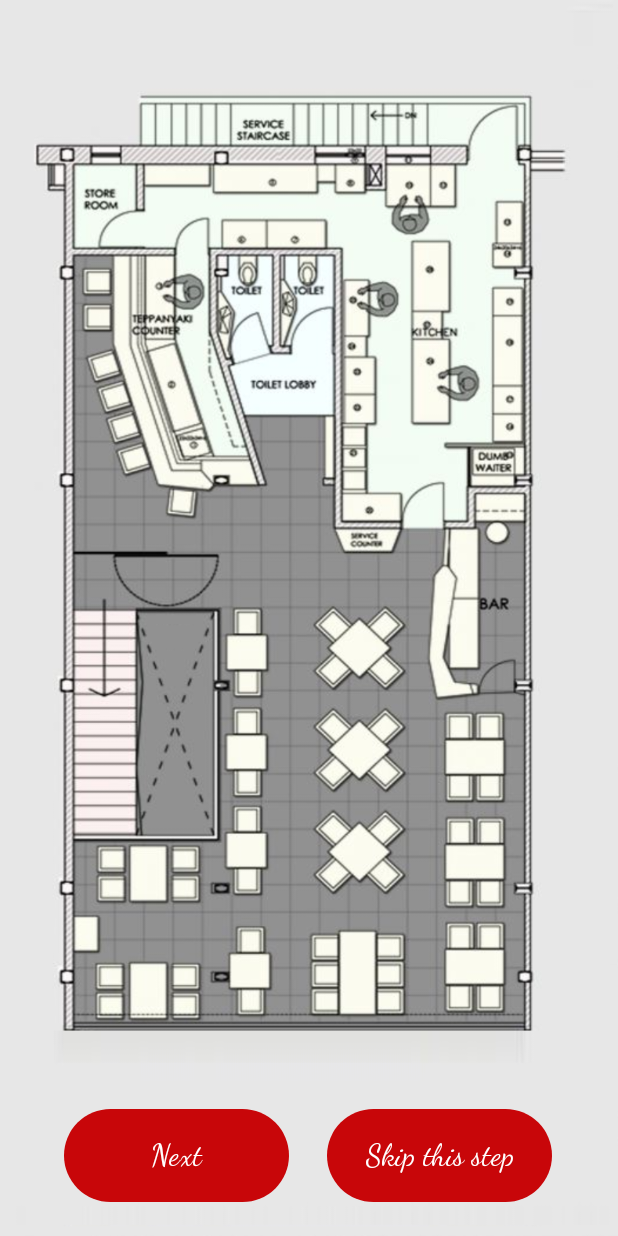
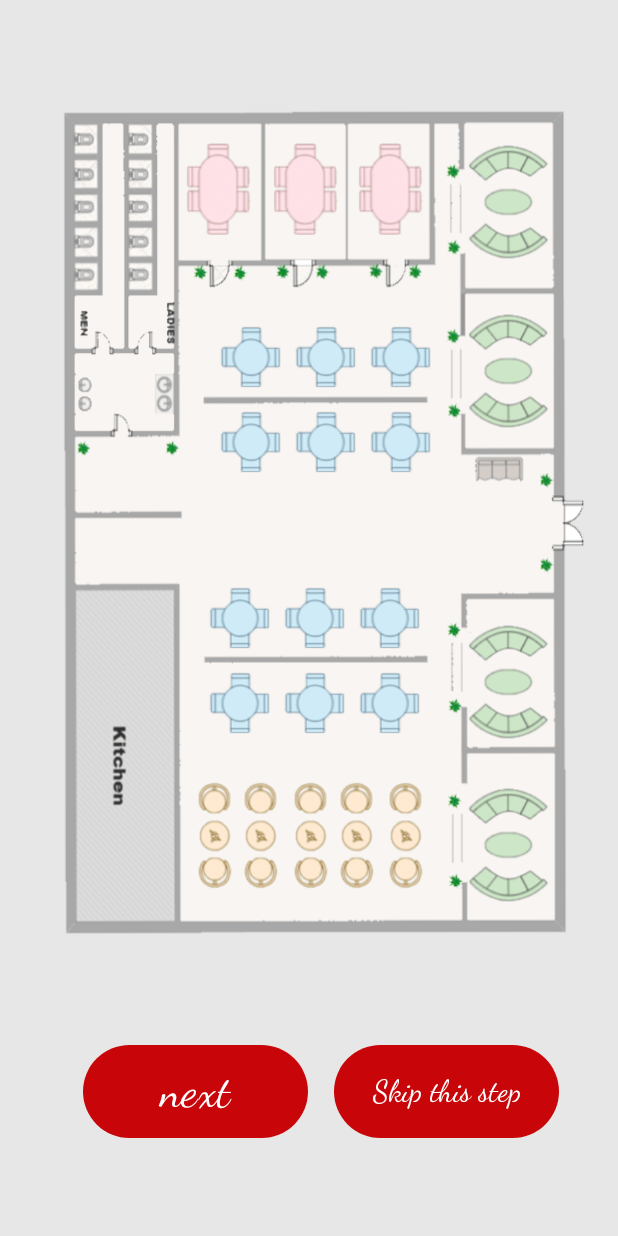
Before and after one commit to neta-r/PickMySeat, an Android app: the layout fragment_pick_seats.xml on its own in the app's theme, with its tools: preview values and no code run, on a phone screen of 412 x 824 dp. Run offline under Robolectric (Android 15) with nearby library versions, the phone set to English and light mode, and no system bars.

Commit message:
changed restaurant sketch and added image buttons

```diff
--- a/PizzaApp/app/src/main/java/com/gambelingapp/ReservationObject.java
+++ b/PizzaApp/app/src/main/java/com/gambelingapp/ReservationObject.java
@@ -3,13 +3,10 @@ package com.gambelingapp;
 import android.content.Context;
 import android.os.Parcel;
 import android.os.Parcelable;
-import android.util.Log;
 import android.view.View;
 import android.widget.Toast;
 
 import androidx.annotation.NonNull;
-
-import com.gambelingapp.Reservation.MainActivity;
 
 public class ReservationObject implements Parcelable {
     String dinerName = "";
--- a/PizzaApp/app/src/main/java/com/gambelingapp/restaurantPlace.java
+++ b/PizzaApp/app/src/main/java/com/gambelingapp/restaurantPlace.java
@@ -1,17 +1,17 @@
 package com.gambelingapp;
 
 import android.view.View;
-import android.widget.ImageButton;
+import android.widget.RadioButton;
 
 public class restaurantPlace{
     int numberOfPlaces=0;
-    public ImageButton btn;
+    public RadioButton btn;
 
     public restaurantPlace (int numberOfPlaces){
         this.numberOfPlaces = numberOfPlaces;
     }
     public void setBtn(View view){
-        this.btn=((ImageButton) view);
+        this.btn=((RadioButton) view);
     }
 
 }
--- /dev/null
+++ b/PizzaApp/app/src/main/res/drawable/four_across_selector.xml
@@ -0,0 +1,6 @@
+<?xml version="1.0" encoding="utf-8"?>
+<selector xmlns:android="http://schemas.android.com/apk/res/android">
+    <item android:drawable="@drawable/four_across_selected" android:state_selected="true"></item>
+    <item android:drawable="@drawable/four_across_selected" android:state_pressed="true"></item>
+    <item android:drawable="@drawable/four_across_regular"  android:state_selected="false"></item>
+</selector>
--- a/PizzaApp/app/src/main/res/layout/fragment_pick_seats.xml
+++ b/PizzaApp/app/src/main/res/layout/fragment_pick_seats.xml
@@ -6,8 +6,9 @@
     android:layout_height="match_parent"
     android:background="@drawable/sketch">
 
+
     <Button
-        android:id="@+id/Skip"
+        android:id="@+id/skip"
         android:layout_width="150dp"
         android:layout_height="70dp"
         android:fontFamily="cursive"
@@ -16,307 +17,312 @@
         app:backgroundTint="#C80609"
         app:layout_constraintBottom_toBottomOf="parent"
         app:layout_constraintEnd_toEndOf="parent"
-        app:layout_constraintHorizontal_bias="0.831"
+        app:layout_constraintHorizontal_bias="0.85"
         app:layout_constraintStart_toStartOf="parent"
         app:layout_constraintTop_toTopOf="parent"
-        app:layout_constraintVertical_bias="0.975" />
+        app:layout_constraintVertical_bias="0.919" />
 
     <Button
-        android:id="@+id/Next"
+        android:id="@+id/next"
         android:layout_width="150dp"
         android:layout_height="70dp"
         android:fontFamily="cursive"
-        android:text="Next"
-        android:textSize="20sp"
+        android:text="next"
+        android:textSize="30sp"
         app:backgroundTint="#C80609"
         app:layout_constraintBottom_toBottomOf="parent"
         app:layout_constraintEnd_toEndOf="parent"
-        app:layout_constraintHorizontal_bias="0.164"
+        app:layout_constraintHorizontal_bias="0.21"
         app:layout_constraintStart_toStartOf="parent"
         app:layout_constraintTop_toTopOf="parent"
-        app:layout_constraintVertical_bias="0.975" />
+        app:layout_constraintVertical_bias="0.919" />
 
-    <ImageButton
-        android:id="@+id/Seat1"
-        android:layout_width="27dp"
-        android:layout_height="21dp"
-        android:alpha="0.0"
+
+    <ImageView
+        android:id="@+id/blueTable12"
+        android:layout_width="43dp"
+        android:layout_height="41dp"
         app:layout_constraintBottom_toBottomOf="parent"
         app:layout_constraintEnd_toEndOf="parent"
-        app:layout_constraintHorizontal_bias="0.132"
+        app:layout_constraintHorizontal_bias="0.646"
         app:layout_constraintStart_toStartOf="parent"
         app:layout_constraintTop_toTopOf="parent"
-        app:layout_constraintVertical_bias="0.223"
-        app:srcCompat="@drawable/img"
-        tools:ignore="MissingConstraints" />
+        app:layout_constraintVertical_bias="0.572"
+        app:srcCompat="@drawable/blue_table" />
 
-    <ImageButton
-        android:id="@+id/Seat2"
-        android:layout_width="27dp"
-        android:layout_height="21dp"
-        android:alpha="0.0"
+    <ImageView
+        android:id="@+id/blueTable7"
+        android:layout_width="43dp"
+        android:layout_height="41dp"
         app:layout_constraintBottom_toBottomOf="parent"
         app:layout_constraintEnd_toEndOf="parent"
-        app:layout_constraintHorizontal_bias="0.132"
+        app:layout_constraintHorizontal_bias="0.375"
         app:layout_constraintStart_toStartOf="parent"
         app:layout_constraintTop_toTopOf="parent"
-        app:layout_constraintVertical_bias="0.253"
-        app:srcCompat="@drawable/img"
-        tools:ignore="MissingConstraints" />
+        app:srcCompat="@drawable/blue_table" />
 
-    <ImageButton
-        android:id="@+id/Seat3"
-        android:layout_width="23dp"
-        android:layout_height="20dp"
-        android:alpha="0.0"
+    <ImageView
+        android:id="@+id/blueTable8"
+        android:layout_width="43dp"
+        android:layout_height="41dp"
         app:layout_constraintBottom_toBottomOf="parent"
         app:layout_constraintEnd_toEndOf="parent"
-        app:layout_constraintHorizontal_bias="0.141"
+        app:layout_constraintHorizontal_bias="0.51"
         app:layout_constraintStart_toStartOf="parent"
         app:layout_constraintTop_toTopOf="parent"
-        app:layout_constraintVertical_bias="0.289"
-        app:srcCompat="@drawable/img"
-        tools:ignore="MissingConstraints" />
+        app:srcCompat="@drawable/blue_table" />
 
-    <ImageButton
-        android:id="@+id/Seat4"
-        android:layout_width="17dp"
-        android:layout_height="12dp"
-        android:alpha="0.0"
+    <ImageView
+        android:id="@+id/blueTable11"
+        android:layout_width="43dp"
+        android:layout_height="41dp"
         app:layout_constraintBottom_toBottomOf="parent"
         app:layout_constraintEnd_toEndOf="parent"
-        app:layout_constraintHorizontal_bias="0.167"
+        app:layout_constraintHorizontal_bias="0.51"
         app:layout_constraintStart_toStartOf="parent"
         app:layout_constraintTop_toTopOf="parent"
-        app:layout_constraintVertical_bias="0.317"
-        app:srcCompat="@drawable/img"
-        tools:ignore="MissingConstraints" />
+        app:layout_constraintVertical_bias="0.572"
+        app:srcCompat="@drawable/blue_table" />
 
-    <ImageButton
-        android:id="@+id/Seat5"
-        android:layout_width="23dp"
-        android:layout_height="15dp"
-        android:alpha="0.0"
+    <ImageView
+        android:id="@+id/blueTable1"
+        android:layout_width="43dp"
+        android:layout_height="41dp"
         app:layout_constraintBottom_toBottomOf="parent"
         app:layout_constraintEnd_toEndOf="parent"
-        app:layout_constraintHorizontal_bias="0.167"
+        app:layout_constraintHorizontal_bias="0.394"
         app:layout_constraintStart_toStartOf="parent"
         app:layout_constraintTop_toTopOf="parent"
-        app:layout_constraintVertical_bias="0.344"
-        app:srcCompat="@drawable/img"
-        tools:ignore="MissingConstraints" />
+        app:layout_constraintVertical_bias="0.278"
+        app:srcCompat="@drawable/blue_table" />
 
-    <ImageButton
-        android:id="@+id/Seat6"
-        android:layout_width="24dp"
-        android:layout_height="20dp"
-        android:alpha="0.0"
+    <ImageView
+        android:id="@+id/blueTable5"
+        android:layout_width="43dp"
+        android:layout_height="41dp"
         app:layout_constraintBottom_toBottomOf="parent"
         app:layout_constraintEnd_toEndOf="parent"
-        app:layout_constraintHorizontal_bias="0.198"
+        app:layout_constraintHorizontal_bias="0.529"
         app:layout_constraintStart_toStartOf="parent"
         app:layout_constraintTop_toTopOf="parent"
-        app:layout_constraintVertical_bias="0.369"
-        app:srcCompat="@drawable/img"
-        tools:ignore="MissingConstraints" />
+        app:layout_constraintVertical_bias="0.35"
+        app:srcCompat="@drawable/blue_table" />
 
-    <ImageButton
-        android:id="@+id/Seat7"
-        android:layout_width="24dp"
-        android:layout_height="20dp"
-        android:alpha="0.0"
+    <ImageView
+        android:id="@+id/blueTable6"
+        android:layout_width="43dp"
+        android:layout_height="41dp"
         app:layout_constraintBottom_toBottomOf="parent"
         app:layout_constraintEnd_toEndOf="parent"
-        app:layout_constraintHorizontal_bias="0.279"
+        app:layout_constraintHorizontal_bias="0.665"
         app:layout_constraintStart_toStartOf="parent"
         app:layout_constraintTop_toTopOf="parent"
-        app:layout_constraintVertical_bias="0.407"
-        app:srcCompat="@drawable/img"
-        tools:ignore="MissingConstraints" />
+        app:layout_constraintVertical_bias="0.35"
+        app:srcCompat="@drawable/blue_table" />
 
-    <ImageButton
-        android:id="@+id/Table1"
-        android:layout_width="52dp"
-        android:layout_height="60dp"
-        android:alpha="0.0"
+    <ImageView
+        android:id="@+id/blueTable3"
+        android:layout_width="43dp"
+        android:layout_height="41dp"
         app:layout_constraintBottom_toBottomOf="parent"
         app:layout_constraintEnd_toEndOf="parent"
-        app:layout_constraintHorizontal_bias="0.807"
+        app:layout_constraintHorizontal_bias="0.665"
         app:layout_constraintStart_toStartOf="parent"
         app:layout_constraintTop_toTopOf="parent"
-        app:layout_constraintVertical_bias="0.628"
-        app:srcCompat="@drawable/img"
-        tools:ignore="MissingConstraints" />
+        app:layout_constraintVertical_bias="0.278"
+        app:srcCompat="@drawable/blue_table" />
 
-    <ImageButton
-        android:id="@+id/Table2"
-        android:layout_width="52dp"
-        android:layout_height="60dp"
-        android:alpha="0.0"
+    <ImageView
+        android:id="@+id/blueTable9"
+        android:layout_width="43dp"
+        android:layout_height="41dp"
         app:layout_constraintBottom_toBottomOf="parent"
         app:layout_constraintEnd_toEndOf="parent"
-        app:layout_constraintHorizontal_bias="0.807"
+        app:layout_constraintHorizontal_bias="0.646"
         app:layout_constraintStart_toStartOf="parent"
         app:layout_constraintTop_toTopOf="parent"
-        app:layout_constraintVertical_bias="0.71"
-        app:srcCompat="@drawable/img"
-        tools:ignore="MissingConstraints" />
+        app:srcCompat="@drawable/blue_table" />
 
-    <ImageButton
-        android:id="@+id/Table3"
-        android:layout_width="52dp"
-        android:layout_height="60dp"
-        android:alpha="0.0"
+    <ImageView
+        android:id="@+id/blueTable10"
+        android:layout_width="43dp"
+        android:layout_height="41dp"
         app:layout_constraintBottom_toBottomOf="parent"
         app:layout_constraintEnd_toEndOf="parent"
-        app:layout_constraintHorizontal_bias="0.807"
+        app:layout_constraintHorizontal_bias="0.375"
         app:layout_constraintStart_toStartOf="parent"
         app:layout_constraintTop_toTopOf="parent"
-        app:layout_constraintVertical_bias="0.807"
-        app:srcCompat="@drawable/img"
-        tools:ignore="MissingConstraints" />
+        app:layout_constraintVertical_bias="0.572"
+        app:srcCompat="@drawable/blue_table" />
+
+    <ImageView
+        android:id="@+id/blueTable2"
+        android:layout_width="43dp"
+        android:layout_height="41dp"
+        app:layout_constraintBottom_toBottomOf="parent"
+        app:layout_constraintEnd_toEndOf="parent"
+        app:layout_constraintHorizontal_bias="0.529"
+        app:layout_constraintStart_toStartOf="parent"
+        app:layout_constraintTop_toTopOf="parent"
+        app:layout_constraintVertical_bias="0.278"
+        app:srcCompat="@drawable/blue_table" />
+
+    <ImageView
+        android:id="@+id/blueTable4"
+        android:layout_width="43dp"
+        android:layout_height="41dp"
+        app:layout_constraintBottom_toBottomOf="parent"
+        app:layout_constraintEnd_toEndOf="parent"
+        app:layout_constraintHorizontal_bias="0.394"
+        app:layout_constraintStart_toStartOf="parent"
+        app:layout_constraintTop_toTopOf="parent"
+        app:layout_constraintVertical_bias="0.35"
+        app:srcCompat="@drawable/blue_table" />
+
+    <ImageView
+        android:id="@+id/pinkTable1"
+        android:layout_width="44dp"
+        android:layout_height="64dp"
+        app:layout_constraintBottom_toBottomOf="parent"
+        app:layout_constraintEnd_toEndOf="parent"
+        app:layout_constraintHorizontal_bias="0.337"
+        app:layout_constraintStart_toStartOf="parent"
+        app:layout_constraintTop_toTopOf="parent"
+        app:layout_constraintVertical_bias="0.124"
+        app:srcCompat="@drawable/pink_table" />
 
 
-    <ImageButton
-        android:id="@+id/Table4"
-        android:layout_width="67dp"
-        android:layout_height="53dp"
-        android:alpha="0.0"
+    <ImageView
+        android:id="@+id/pinkTable2"
+        android:layout_width="44dp"
+        android:layout_height="64dp"
         app:layout_constraintBottom_toBottomOf="parent"
         app:layout_constraintEnd_toEndOf="parent"
-        app:layout_constraintHorizontal_bias="0.604"
+        app:layout_constraintHorizontal_bias="0.495"
         app:layout_constraintStart_toStartOf="parent"
         app:layout_constraintTop_toTopOf="parent"
-        app:layout_constraintVertical_bias="0.528"
-        app:srcCompat="@drawable/img"
-        tools:ignore="MissingConstraints" />
+        app:layout_constraintVertical_bias="0.124"
+        app:srcCompat="@drawable/pink_table" />
 
-    <ImageButton
-        android:id="@+id/Table5"
-        android:layout_width="67dp"
-        android:layout_height="53dp"
-        android:alpha="0.0"
+    <ImageView
+        android:id="@+id/pinkTable3"
+        android:layout_width="44dp"
+        android:layout_height="64dp"
         app:layout_constraintBottom_toBottomOf="parent"
         app:layout_constraintEnd_toEndOf="parent"
-        app:layout_constraintHorizontal_bias="0.604"
+        app:layout_constraintHorizontal_bias="0.648"
         app:layout_constraintStart_toStartOf="parent"
         app:layout_constraintTop_toTopOf="parent"
-        app:layout_constraintVertical_bias="0.619"
-        app:srcCompat="@drawable/img"
-        tools:ignore="MissingConstraints" />
+        app:layout_constraintVertical_bias="0.124"
+        app:srcCompat="@drawable/pink_table" />
 
-    <ImageButton
-        android:id="@+id/Table6"
-        android:layout_width="67dp"
-        android:layout_height="53dp"
-        android:alpha="0.0"
+    <ImageView
+        android:id="@+id/greenTable1"
+        android:layout_width="54dp"
+        android:layout_height="80dp"
         app:layout_constraintBottom_toBottomOf="parent"
         app:layout_constraintEnd_toEndOf="parent"
-        app:layout_constraintHorizontal_bias="0.604"
+        app:layout_constraintHorizontal_bias="0.871"
         app:layout_constraintStart_toStartOf="parent"
         app:layout_constraintTop_toTopOf="parent"
-        app:layout_constraintVertical_bias="0.706"
-        app:srcCompat="@drawable/img"
-        tools:ignore="MissingConstraints" />
+        app:layout_constraintVertical_bias="0.127"
+        app:srcCompat="@drawable/green_table" />
 
-    <ImageButton
-        android:id="@+id/Table7"
-        android:layout_width="67dp"
-        android:layout_height="53dp"
-        android:alpha="0.0"
+    <ImageView
+        android:id="@+id/greenTable2"
+        android:layout_width="54dp"
+        android:layout_height="80dp"
         app:layout_constraintBottom_toBottomOf="parent"
         app:layout_constraintEnd_toEndOf="parent"
-        app:layout_constraintHorizontal_bias="0.604"
+        app:layout_constraintHorizontal_bias="0.871"
         app:layout_constraintStart_toStartOf="parent"
         app:layout_constraintTop_toTopOf="parent"
-        app:layout_constraintVertical_bias="0.809"
-        app:srcCompat="@drawable/img"
-        tools:ignore="MissingConstraints" />
+        app:layout_constraintVertical_bias="0.279"
+        app:srcCompat="@drawable/green_table" />
 
-    <ImageButton
-        android:id="@+id/Table8"
-        android:layout_width="31dp"
-        android:layout_height="59dp"
-        android:alpha="0.0"
+    <ImageView
+        android:id="@+id/greenTable3"
+        android:layout_width="54dp"
+        android:layout_height="80dp"
         app:layout_constraintBottom_toBottomOf="parent"
         app:layout_constraintEnd_toEndOf="parent"
-        app:layout_constraintHorizontal_bias="0.392"
+        app:layout_constraintHorizontal_bias="0.871"
         app:layout_constraintStart_toStartOf="parent"
         app:layout_constraintTop_toTopOf="parent"
-        app:layout_constraintVertical_bias="0.54"
-        app:srcCompat="@drawable/img"
-        tools:ignore="MissingConstraints" />
+        app:layout_constraintVertical_bias="0.557"
+        app:srcCompat="@drawable/green_table" />
 
-    <ImageButton
-        android:id="@+id/Table9"
-        android:layout_width="31dp"
-        android:layout_height="59dp"
-        android:alpha="0.0"
+    <ImageView
+        android:id="@+id/greenTable4"
+        android:layout_width="54dp"
+        android:layout_height="80dp"
         app:layout_constraintBottom_toBottomOf="parent"
         app:layout_constraintEnd_toEndOf="parent"
-        app:layout_constraintHorizontal_bias="0.392"
+        app:layout_constraintHorizontal_bias="0.871"
         app:layout_constraintStart_toStartOf="parent"
         app:layout_constraintTop_toTopOf="parent"
-        app:layout_constraintVertical_bias="0.629"
-        app:srcCompat="@drawable/img"
-        tools:ignore="MissingConstraints" />
+        app:layout_constraintVertical_bias="0.703"
+        app:srcCompat="@drawable/green_table" />
 
-    <ImageButton
-        android:id="@+id/Table10"
-        android:layout_width="31dp"
-        android:layout_height="59dp"
-        android:alpha="0.0"
+    <ImageView
+        android:id="@+id/orangeTable1"
+        android:layout_width="24dp"
+        android:layout_height="71dp"
         app:layout_constraintBottom_toBottomOf="parent"
         app:layout_constraintEnd_toEndOf="parent"
-        app:layout_constraintHorizontal_bias="0.392"
+        app:layout_constraintHorizontal_bias="0.338"
         app:layout_constraintStart_toStartOf="parent"
         app:layout_constraintTop_toTopOf="parent"
-        app:layout_constraintVertical_bias="0.718"
-        app:srcCompat="@drawable/img"
-        tools:ignore="MissingConstraints" />
+        app:layout_constraintVertical_bias="0.693"
+        app:srcCompat="@drawable/orange_table" />
 
-    <ImageButton
-        android:id="@+id/Table11"
-        android:layout_width="31dp"
-        android:layout_height="59dp"
-        android:alpha="0.0"
+    <ImageView
+        android:id="@+id/orangeTable2"
+        android:layout_width="24dp"
+        android:layout_height="71dp"
         app:layout_constraintBottom_toBottomOf="parent"
         app:layout_constraintEnd_toEndOf="parent"
-        app:layout_constraintHorizontal_bias="0.392"
+        app:layout_constraintHorizontal_bias="0.418"
         app:layout_constraintStart_toStartOf="parent"
         app:layout_constraintTop_toTopOf="parent"
-        app:layout_constraintVertical_bias="0.816"
-        app:srcCompat="@drawable/img"
-        tools:ignore="MissingConstraints" />
+        app:layout_constraintVertical_bias="0.693"
+        app:srcCompat="@drawable/orange_table" />
 
 
-    <ImageButton
-        android:id="@+id/Table12"
-        android:layout_width="77dp"
-        android:layout_height="38dp"
-        android:alpha="0.0"
+    <ImageView
+        android:id="@+id/orangeTable3"
+        android:layout_width="24dp"
+        android:layout_height="71dp"
         app:layout_constraintBottom_toBottomOf="parent"
         app:layout_constraintEnd_toEndOf="parent"
-        app:layout_constraintHorizontal_bias="0.194"
+        app:layout_constraintHorizontal_bias="0.503"
         app:layout_constraintStart_toStartOf="parent"
         app:layout_constraintTop_toTopOf="parent"
-        app:layout_constraintVertical_bias="0.712"
-        app:srcCompat="@drawable/img"
-        tools:ignore="MissingConstraints" />
+        app:layout_constraintVertical_bias="0.693"
+        app:srcCompat="@drawable/orange_table" />
 
-    <ImageButton
-        android:id="@+id/Table13"
-        android:layout_width="77dp"
-        android:layout_height="38dp"
-        android:alpha="0.0"
+    <ImageView
+        android:id="@+id/orangeTable4"
+        android:layout_width="24dp"
+        android:layout_height="71dp"
         app:layout_constraintBottom_toBottomOf="parent"
         app:layout_constraintEnd_toEndOf="parent"
-        app:layout_constraintHorizontal_bias="0.194"
+        app:layout_constraintHorizontal_bias="0.583"
         app:layout_constraintStart_toStartOf="parent"
         app:layout_constraintTop_toTopOf="parent"
-        app:layout_constraintVertical_bias="0.822"
-        app:srcCompat="@drawable/img"
-        tools:ignore="MissingConstraints" />
+        app:layout_constraintVertical_bias="0.693"
+        app:srcCompat="@drawable/orange_table" />
 
+    <ImageView
+        android:id="@+id/orangeTable5"
+        android:layout_width="24dp"
+        android:layout_height="71dp"
+        app:layout_constraintBottom_toBottomOf="parent"
+        app:layout_constraintEnd_toEndOf="parent"
+        app:layout_constraintHorizontal_bias="0.666"
+        app:layout_constraintStart_toStartOf="parent"
+        app:layout_constraintTop_toTopOf="parent"
+        app:layout_constraintVertical_bias="0.693"
+        app:srcCompat="@drawable/orange_table" />
 
 </androidx.constraintlayout.widget.ConstraintLayout>
```
Also changed, not shown: PizzaApp/app/src/main/java/com/gambelingapp/Reservation/PickSeatsFragment.java (+0 -82 lines), PizzaApp/app/src/main/res/drawable/blue_table.png (added), PizzaApp/app/src/main/res/drawable/green_table.png (added), PizzaApp/app/src/main/res/drawable/img.png (deleted), PizzaApp/app/src/main/res/drawable/orange_table.png (added), PizzaApp/app/src/main/res/drawable/pink_table.png (added), PizzaApp/app/src/main/res/drawable/sketch.png.
